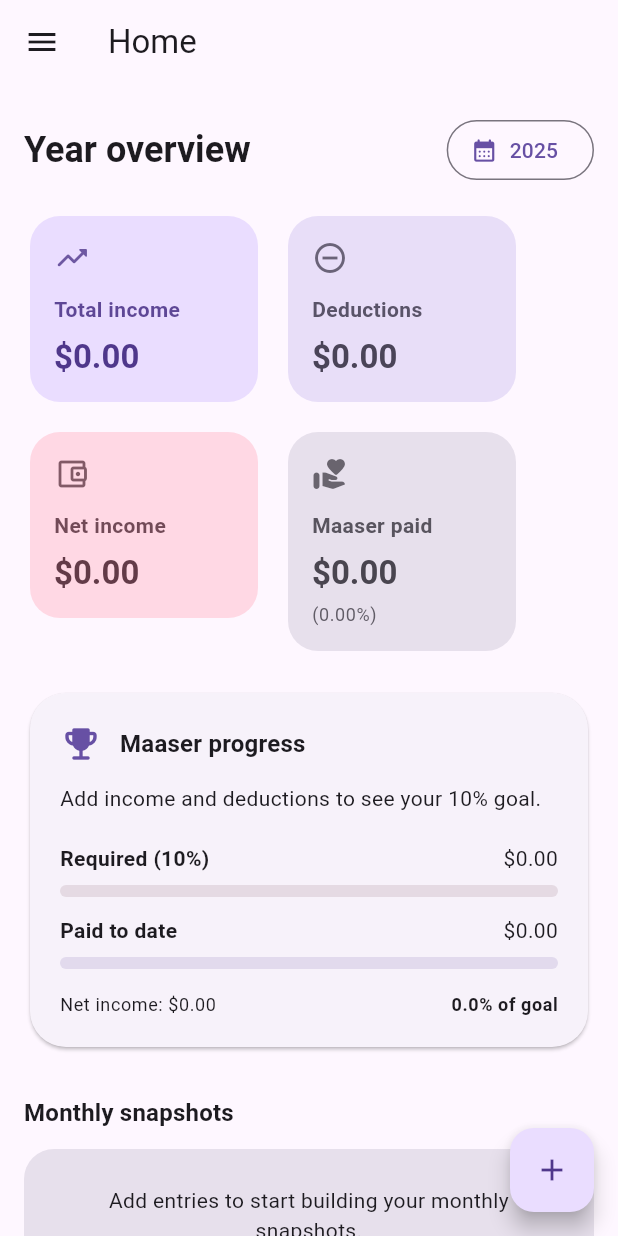
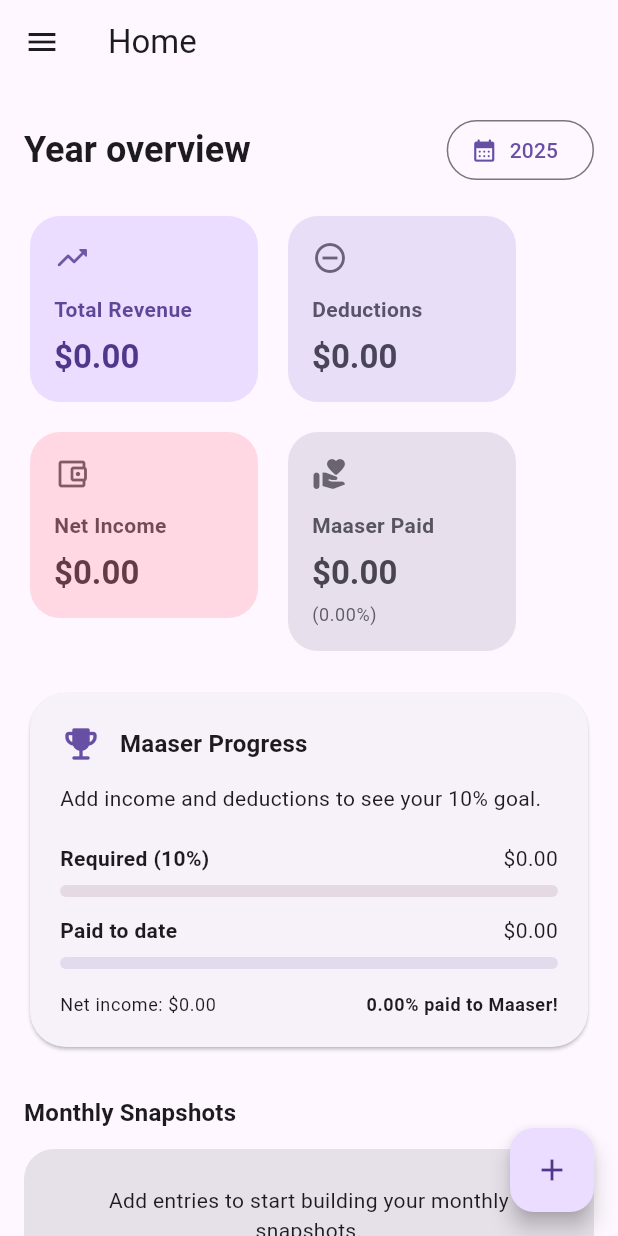
Before and after one commit to FinityS/MaaserTracker, a Flutter app: the screen it shows once a user with an empty profile is signed in, on a phone screen of 412 x 824 dp. Run offline on Flutter 3.47's test engine with Material 3 defaults, Android fonts, the phone set to English and light mode, and no system bars; our stand-ins replace cloud_firestore, firebase_auth, firebase_core; missing offline and left inert: firebase_ui_auth, kosher_dart; accounts and stored records are empty; network calls fail.

Commit message:
some tweaks

```diff
--- a/lib/expenses.dart
+++ b/lib/expenses.dart
@@ -203,7 +203,7 @@ class _ExpensesState extends State<Expenses> {
                           runSpacing: 12,
                           children: [
                             _StatCard(
-                              label: 'Total income',
+                              label: 'Total Revenue',
                               value: totalIncome,
                               icon: Icons.trending_up_rounded,
                               backgroundColor: Theme.of(context)
@@ -225,7 +225,7 @@ class _ExpensesState extends State<Expenses> {
                                   .onSecondaryContainer,
                             ),
                             _StatCard(
-                              label: 'Net income',
+                              label: 'Net Income',
                               value: totalIncomeMinusDeductions,
                               icon: Icons.account_balance_wallet_outlined,
                               backgroundColor: Theme.of(context)
@@ -236,7 +236,7 @@ class _ExpensesState extends State<Expenses> {
                                   .onTertiaryContainer,
                             ),
                             _StatCard(
-                              label: 'Maaser paid',
+                              label: 'Maaser Paid',
                               value: totalMaaser,
                               icon: Icons.volunteer_activism_rounded,
                               backgroundColor: Theme.of(context)
@@ -258,7 +258,7 @@ class _ExpensesState extends State<Expenses> {
                         ),
                         const SizedBox(height: 28),
                         Text(
-                          'Monthly snapshots',
+                          'Monthly Snapshots',
                           style: Theme.of(context)
                               .textTheme
                               .titleMedium
@@ -551,7 +551,7 @@ class _MaaserProgressCard extends StatelessWidget {
                     color: colorScheme.primary, size: 28),
                 const SizedBox(width: 12),
                 Text(
-                  'Maaser progress',
+                  'Maaser Progress',
                   style: theme.textTheme.titleMedium?.copyWith(
                     fontWeight: FontWeight.w700,
                   ),
@@ -590,7 +590,7 @@ class _MaaserProgressCard extends StatelessWidget {
                   style: theme.textTheme.bodySmall,
                 ),
                 Text(
-                  '${(maaserTarget <= 0 ? 0 : (maaserPaid / maaserTarget * 100)).clamp(0, double.infinity).toStringAsFixed(1)}% of goal',
+                  '${(maaserTarget <= 0 ? 0 : (maaserPaid / netIncome * 100)).clamp(0, double.infinity).toStringAsFixed(2)}% paid to Maaser!',
                   style: theme.textTheme.bodySmall?.copyWith(
                     fontWeight: FontWeight.w600,
                   ),
@@ -667,7 +667,7 @@ class _MonthlySummaryCarousel extends StatelessWidget {
         padding: const EdgeInsets.all(24),
         decoration: BoxDecoration(
           borderRadius: BorderRadius.circular(20),
-          color: Theme.of(context).colorScheme.surfaceVariant,
+          color: Theme.of(context).colorScheme.surfaceContainerHighest,
         ),
         child: Center(
           child: Text(
@@ -739,13 +739,13 @@ class _MonthlySummaryCard extends StatelessWidget {
                 LinearProgressIndicator(
                   value: summary.progressForIndicator,
                   minHeight: 6,
-                  backgroundColor: colorScheme.surfaceVariant,
+                  backgroundColor: colorScheme.surfaceContainerHighest,
                   valueColor: AlwaysStoppedAnimation<Color>(colorScheme.primary),
                 ),
                 const SizedBox(height: 8),
                 Text(
-                  summary.target <= 0
-                      ? 'No goal set yet'
+                  summary.netIncome <= 0
+                      ? ''
                       : summary.maaser >= summary.target
                           ? 'Goal met!'
                           : '\$${summary.leftToGoal.toStringAsFixed(2)} to go',
```
